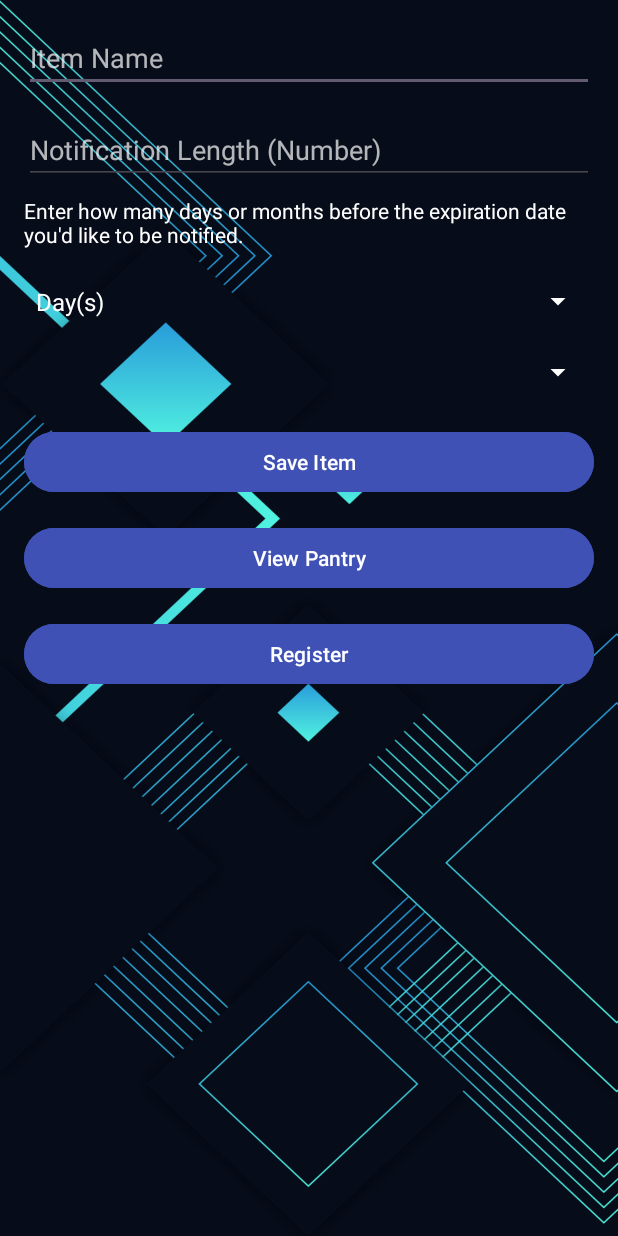
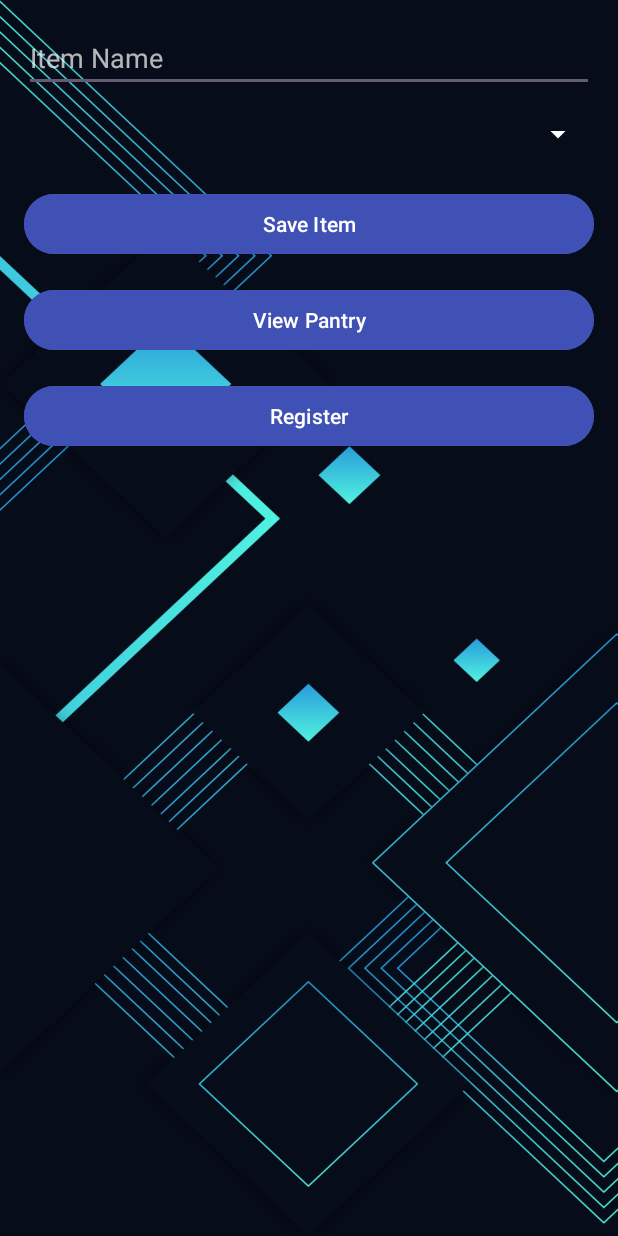
Before and after one commit to musclebuddy116/EZList, an Android app: the GroceryActivity screen opened directly, with no data from a screen before it, on a phone screen of 412 x 824 dp. Run offline under Robolectric (Android 15) with nearby library versions, the phone set to English and light mode, and no system bars.

Commit message:
Grocery Activity Functionality Finalized

```diff
--- a/app/src/main/java/com/example/ezlist/GroceryActivity.java
+++ b/app/src/main/java/com/example/ezlist/GroceryActivity.java
@@ -26,15 +26,11 @@ import java.util.Calendar;
 import java.util.Locale;
 public class GroceryActivity extends AppCompatActivity {
 
-    private static final String DATABASE_NAME = "grocery_store_data";
-    private static final String URL = "jdbc:mysql://18.117.171.203:3306/" + DATABASE_NAME;
-    private static final String USER = "android";
-    private static final String PASSWORD = "android";
     public static final String TABLE_NAME = "grocery_store";
     public static String USER_TABLE_NAME = "_grocery_list";
 
     private EditText itemNameInput, daysBeforeInput;
-    private Spinner categorySpinner, notificationUnitSpinner;
+    private Spinner categorySpinner;
     private Button addItemButton, viewItemsButton;
     private ListView searchResultsListView;
     private ArrayAdapter<String> searchResultsAdapter;
@@ -52,19 +48,14 @@ public class GroceryActivity extends AppCompatActivity {
 
         itemNameInput = findViewById(R.id.itemNameInput);
         searchResultsListView = findViewById(R.id.searchResultsListView);
-        daysBeforeInput = findViewById(R.id.daysBeforeInput);
-        categorySpinner = findViewById(R.id.categorySpinner);
-        notificationUnitSpinner = findViewById(R.id.notificationUnitSpinner);
         addItemButton = findViewById(R.id.addItemButton);
         viewItemsButton = findViewById(R.id.viewPantry);
+        categorySpinner = findViewById(R.id.categorySpinner);
 
         categoryAdapter = new ArrayAdapter<>(this, R.layout.spinner_item, categories);
         categoryAdapter.setDropDownViewResource(R.layout.spinner_item);
         categorySpinner.setAdapter(categoryAdapter);
 
-        unitAdapter = ArrayAdapter.createFromResource(this, R.array.notification_units, R.layout.spinner_item);
-        unitAdapter.setDropDownViewResource(R.layout.spinner_item);
-        notificationUnitSpinner.setAdapter(unitAdapter);
 
         searchResultsAdapter = new ArrayAdapter<>(this, R.layout.list_item, R.id.listItemText, searchResultsList);
         searchResultsListView.setAdapter(searchResultsAdapter);
@@ -76,34 +67,17 @@ public class GroceryActivity extends AppCompatActivity {
 
         addItemButton.setOnClickListener(v -> {
             String itemName = itemNameInput.getText().toString().trim();
-            String notificationLengthString = daysBeforeInput.getText().toString().trim();
             String selectedCategory = categorySpinner.getSelectedItem() != null ? categorySpinner.getSelectedItem().toString() : "";
-            String unit = notificationUnitSpinner.getSelectedItem() != null ? notificationUnitSpinner.getSelectedItem().toString() : "";
 
             if (itemName.isEmpty()) {
                 itemNameInput.setError("Item name is required");
                 return;
             }
-            if (notificationLengthString.isEmpty()) {
-                daysBeforeInput.setError("Notification length is required");
-                return;
-            }
-
-            SimpleDateFormat sdf = new SimpleDateFormat("MM/dd/yyyy", Locale.US);
 
 
-            int notificationLength;
-            try {
-                notificationLength = Integer.parseInt(notificationLengthString);
-            } catch (NumberFormatException e) {
-                daysBeforeInput.setError("Invalid number");
-                return;
-            }
-
-            new GroceryActivity.AddItemTask(selectedCategory, itemName, notificationLengthString, unit).execute();
+            new GroceryActivity.AddItemTask(selectedCategory, itemName).execute();
 
             itemNameInput.setText("");
-            daysBeforeInput.setText("");
         });
 
         viewItemsButton.setOnClickListener(v -> {
@@ -226,11 +200,9 @@ private class SearchItemsTask extends AsyncTask<Void, Void, ArrayList<String>> {
 
         private String category, itemName, notificationLength, unit;
 
-        public AddItemTask(String category, String itemName, String expirationDate, String notificationLength) {
+        public AddItemTask(String category, String itemName) {
             this.category = category;
             this.itemName = itemName;
-            this.notificationLength = notificationLength;
-            this.unit = unit;
         }
 
         @Override
@@ -238,10 +210,12 @@ private class SearchItemsTask extends AsyncTask<Void, Void, ArrayList<String>> {
             boolean success = false;
             new Table(USER_TABLE_NAME, TableType.GROCERY);
             try {
-                Connection connection = DriverManager.getConnection(URL, USER, PASSWORD);
+                Connection connection = DriverManager.getConnection(Global.URL, Global.USER, Global.PASSWORD);
                 Statement statement = connection.createStatement();
-                String query = "INSERT INTO " + USER_TABLE_NAME + " (category, name, expiration_date, notification_length, unit) VALUES ('"
-                        + category + "', '" + itemName +  "', '" + notificationLength + "', '" + unit + "')";
+                String query = "INSERT INTO " + USER_TABLE_NAME + " (name, category)" +
+                        "VALUES ('" + itemName + "', '" + category + "')";
+                //String query = "INSERT INTO " + USER_TABLE_NAME + " (category, name, expiration_date, notification_length, unit) VALUES ('"
+                //        + category + "', '" + itemName +  "', '" + notificationLength + "', '" + unit + "')";
                 statement.executeUpdate(query);
                 statement.close();
                 connection.close();
--- a/app/src/main/res/layout/activity_grocery.xml
+++ b/app/src/main/res/layout/activity_grocery.xml
@@ -40,48 +40,13 @@
             tools:ignore="MissingConstraints" />
 
 
-        <EditText
-            android:id="@+id/daysBeforeInput"
-            android:layout_width="0dp"
-            android:layout_height="wrap_content"
-            android:hint="Notification Length (Number)"
-            android:inputType="number"
-            android:textColor="#FFFFFF"
-            android:textColorHint="#B3FFFFFF"
-            app:layout_constraintTop_toBottomOf="@id/itemNameInput"
-            app:layout_constraintStart_toStartOf="parent"
-            app:layout_constraintEnd_toEndOf="parent"
-            android:layout_marginTop="16dp" />
-
-        <TextView
-            android:id="@+id/notificationExplanation"
-            android:layout_width="0dp"
-            android:layout_height="wrap_content"
-            android:text="Enter how many days or months before the expiration date you'd like to be notified."
-            android:textColor="#FFFFFF"
-            app:layout_constraintTop_toBottomOf="@id/daysBeforeInput"
-            app:layout_constraintStart_toStartOf="parent"
-            app:layout_constraintEnd_toEndOf="parent"
-            android:layout_marginTop="8dp" />
-
-        <Spinner
-            android:id="@+id/notificationUnitSpinner"
-            android:layout_width="0dp"
-            android:layout_height="wrap_content"
-            android:backgroundTint="#FFFFFF"
-            android:popupBackground="#303F9F"
-            app:layout_constraintTop_toBottomOf="@id/notificationExplanation"
-            app:layout_constraintStart_toStartOf="parent"
-            app:layout_constraintEnd_toEndOf="parent"
-            android:layout_marginTop="16dp" />
-
         <Spinner
             android:id="@+id/categorySpinner"
             android:layout_width="0dp"
             android:layout_height="wrap_content"
             android:backgroundTint="#FFFFFF"
             android:popupBackground="#303F9F"
-            app:layout_constraintTop_toBottomOf="@id/notificationUnitSpinner"
+            app:layout_constraintTop_toBottomOf="@id/searchResultsListView"
             app:layout_constraintStart_toStartOf="parent"
             app:layout_constraintEnd_toEndOf="parent"
             android:layout_marginTop="16dp" />
```
